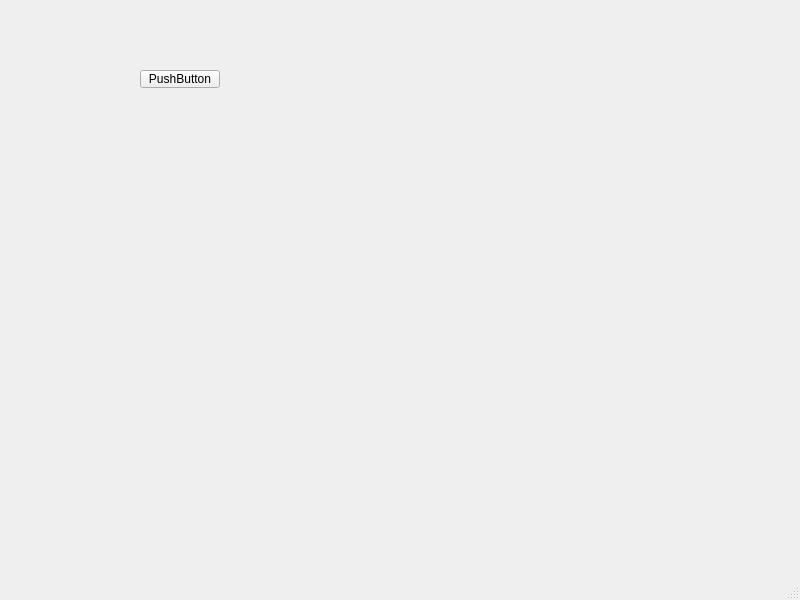
Qt form projet/mainwindow.ui (BlackFox3000/M1-IHM-Project) before a commit.
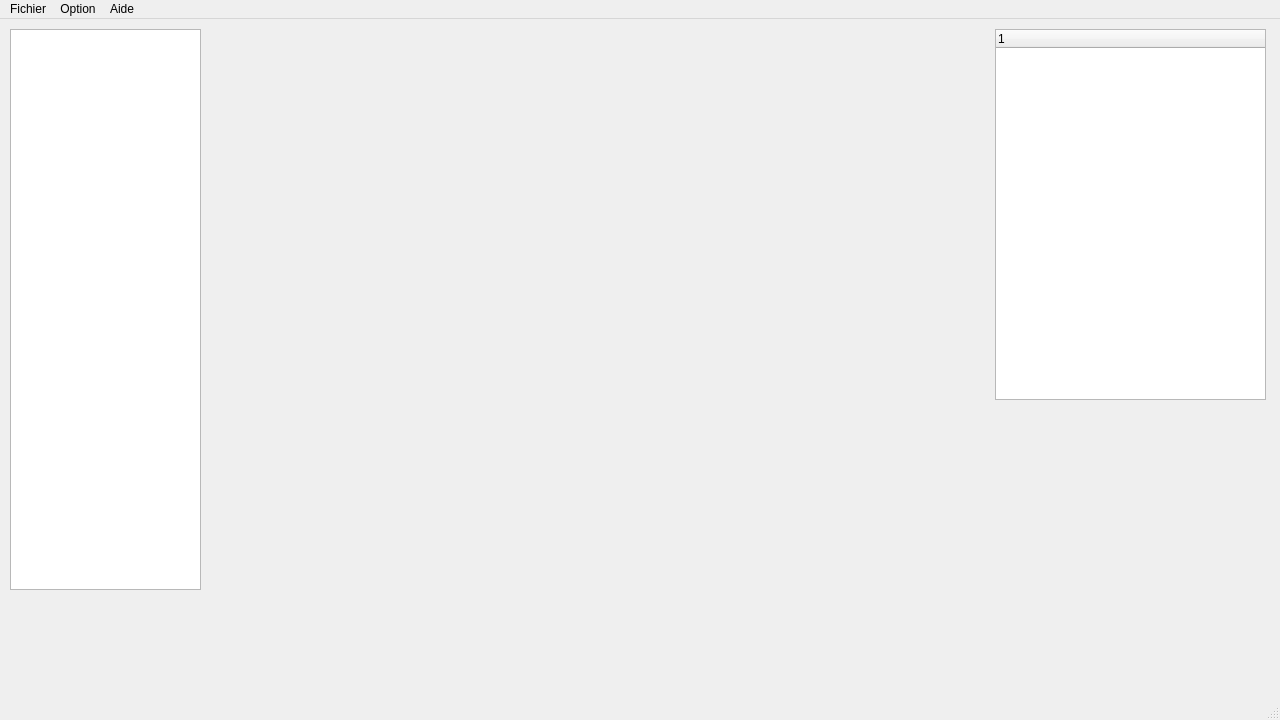
The same form after that commit.

Commit message: Création de la fenetre pour recherche des fichiers

Diff of the .ui file:
```diff
--- a/projet/mainwindow.ui
+++ b/projet/mainwindow.ui
@@ -6,26 +6,38 @@
    <rect>
     <x>0</x>
     <y>0</y>
-    <width>800</width>
-    <height>600</height>
+    <width>1280</width>
+    <height>720</height>
    </rect>
   </property>
   <property name="windowTitle">
    <string>MainWindow</string>
   </property>
   <widget class="QWidget" name="centralwidget">
-   <widget class="QPushButton" name="pushButton">
+   <widget class="QTreeView" name="treeView">
     <property name="geometry">
      <rect>
-      <x>140</x>
-      <y>70</y>
-      <width>80</width>
-      <height>18</height>
+      <x>10</x>
+      <y>10</y>
+      <width>191</width>
+      <height>561</height>
      </rect>
     </property>
-    <property name="text">
-     <string>PushButton</string>
+   </widget>
+   <widget class="QTreeWidget" name="treeWidget">
+    <property name="geometry">
+     <rect>
+      <x>995</x>
+      <y>10</y>
+      <width>271</width>
+      <height>371</height>
+     </rect>
     </property>
+    <column>
+     <property name="text">
+      <string notr="true">1</string>
+     </property>
+    </column>
    </widget>
   </widget>
   <widget class="QMenuBar" name="menubar">
@@ -33,10 +45,49 @@
     <rect>
      <x>0</x>
      <y>0</y>
-     <width>800</width>
-     <height>17</height>
+     <width>1280</width>
+     <height>21</height>
     </rect>
    </property>
+   <widget class="QMenu" name="menuFichier">
+    <property name="title">
+     <string>Fichier</string>
+    </property>
+    <addaction name="actionAjouter_Fichier"/>
+   </widget>
+   <widget class="QMenu" name="menuOption">
+    <property name="title">
+     <string>Option</string>
+    </property>
+    <widget class="QMenu" name="menuZoom">
+     <property name="title">
+      <string>Zoom</string>
+     </property>
+     <addaction name="action100"/>
+     <addaction name="separator"/>
+     <addaction name="action75"/>
+     <addaction name="separator"/>
+     <addaction name="action50"/>
+     <addaction name="separator"/>
+     <addaction name="action25"/>
+    </widget>
+    <addaction name="separator"/>
+    <addaction name="actionRedimensionner"/>
+    <addaction name="separator"/>
+    <addaction name="actionRogner"/>
+    <addaction name="separator"/>
+    <addaction name="actionOrdonner"/>
+    <addaction name="separator"/>
+    <addaction name="menuZoom"/>
+   </widget>
+   <widget class="QMenu" name="menuAide">
+    <property name="title">
+     <string>Aide</string>
+    </property>
+   </widget>
+   <addaction name="menuFichier"/>
+   <addaction name="menuOption"/>
+   <addaction name="menuAide"/>
   </widget>
   <widget class="QStatusBar" name="statusbar"/>
  </widget>
```
Left out of the diff: 50 changed lines with no effect on the pictures. The commit also changes 6 other files.
